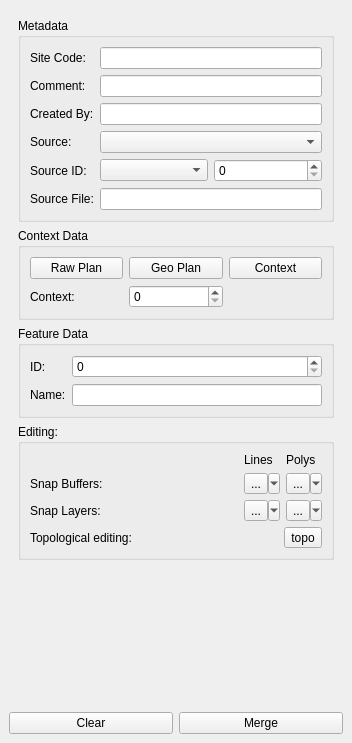
Above: plan/plan_dock_base.ui from lparchaeology/ArkPlan before the change. Below: the same form after it.
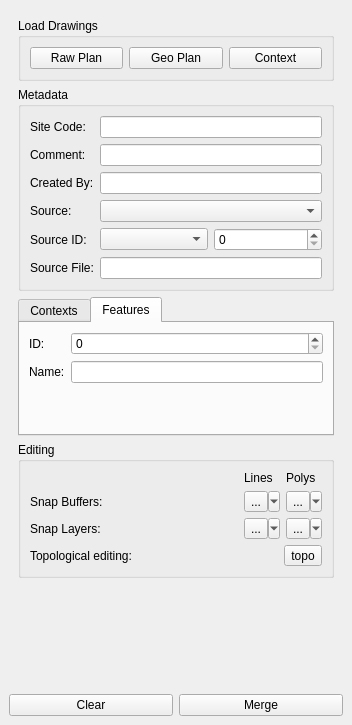
That is the form after the change. The open tabs and pages were chosen to show the change. Custom widgets are drawn as their Qt base class.

Commit message: Improve layout of Plan dock

```diff
--- a/plan/plan_dock_base.ui
+++ b/plan/plan_dock_base.ui
@@ -7,7 +7,7 @@
     <x>0</x>
     <y>0</y>
     <width>352</width>
-    <height>743</height>
+    <height>725</height>
    </rect>
   </property>
   <property name="sizePolicy">
@@ -44,12 +44,42 @@
          <x>0</x>
          <y>0</y>
          <width>328</width>
-         <height>651</height>
+         <height>633</height>
         </rect>
        </property>
        <layout class="QVBoxLayout" name="verticalLayout">
         <item>
-         <widget class="QGroupBox" name="m_metadataGroup">
+         <widget class="QGroupBox" name="groupBox_2">
+          <property name="title">
+           <string>Load Drawings</string>
+          </property>
+          <layout class="QGridLayout" name="gridLayout_2">
+           <item row="0" column="0">
+            <widget class="QPushButton" name="loadRawButton">
+             <property name="text">
+              <string>Raw Plan</string>
+             </property>
+            </widget>
+           </item>
+           <item row="0" column="1">
+            <widget class="QPushButton" name="loadGeoButton">
+             <property name="text">
+              <string>Geo Plan</string>
+             </property>
+            </widget>
+           </item>
+           <item row="0" column="2">
+            <widget class="QPushButton" name="loadContextButton">
+             <property name="text">
+              <string>Context</string>
+             </property>
+            </widget>
+           </item>
+          </layout>
+         </widget>
+        </item>
+        <item>
+         <widget class="QGroupBox" name="metadataGroup">
           <property name="title">
            <string>Metadata</string>
           </property>
@@ -158,104 +188,115 @@
          </widget>
         </item>
         <item>
-         <widget class="QGroupBox" name="m_contextDataGroup">
-          <property name="title">
-           <string>Context Data</string>
+         <widget class="QTabWidget" name="tabWidget">
+          <property name="currentIndex">
+           <number>0</number>
           </property>
-          <layout class="QGridLayout" name="gridLayout_2">
-           <item row="0" column="2">
-            <widget class="QPushButton" name="m_loadContextButton">
-             <property name="text">
-              <string>Context</string>
-             </property>
-            </widget>
-           </item>
-           <item row="0" column="0">
-            <widget class="QPushButton" name="m_loadRawButton">
-             <property name="text">
-              <string>Raw Plan</string>
-             </property>
-            </widget>
-           </item>
-           <item row="2" column="1">
-            <widget class="QSpinBox" name="m_contextNumberSpin">
-             <property name="toolTip">
-              <string>Context Number</string>
-             </property>
-             <property name="maximum">
-              <number>9999</number>
-             </property>
-            </widget>
-           </item>
-           <item row="0" column="1">
-            <widget class="QPushButton" name="m_loadGeoButton">
-             <property name="text">
-              <string>Geo Plan</string>
-             </property>
-            </widget>
-           </item>
-           <item row="2" column="0">
-            <widget class="QLabel" name="m_contextNumberLabel">
-             <property name="text">
-              <string>Context:</string>
-             </property>
-             <property name="buddy">
-              <cstring>m_contextNumberSpin</cstring>
-             </property>
-            </widget>
-           </item>
-           <item row="3" column="0" colspan="3">
-            <layout class="QGridLayout" name="m_contextToolsLayout"/>
-           </item>
-          </layout>
-         </widget>
-        </item>
-        <item>
-         <widget class="QGroupBox" name="m_featureDataGroup">
-          <property name="title">
-           <string>Feature Data</string>
+          <property name="documentMode">
+           <bool>false</bool>
           </property>
-          <layout class="QGridLayout" name="gridLayout_6">
-           <item row="3" column="1">
-            <widget class="QLineEdit" name="m_featureNameEdit"/>
-           </item>
-           <item row="4" column="0" colspan="2">
-            <layout class="QGridLayout" name="m_featureToolsLayout"/>
-           </item>
-           <item row="3" column="0">
-            <widget class="QLabel" name="m_featureNameLabel">
-             <property name="text">
-              <string>Name:</string>
-             </property>
-             <property name="buddy">
-              <cstring>m_featureNameEdit</cstring>
-             </property>
-            </widget>
-           </item>
-           <item row="0" column="0">
-            <widget class="QLabel" name="m_featureIdLabel">
-             <property name="text">
-              <string>ID:</string>
-             </property>
-             <property name="buddy">
-              <cstring>m_featureIdSpin</cstring>
-             </property>
-            </widget>
-           </item>
-           <item row="0" column="1">
-            <widget class="QSpinBox" name="m_featureIdSpin">
-             <property name="maximum">
-              <number>99999</number>
-             </property>
-            </widget>
-           </item>
-          </layout>
+          <widget class="QWidget" name="contextsTab">
+           <attribute name="title">
+            <string>Contexts</string>
+           </attribute>
+           <layout class="QGridLayout" name="gridLayout_4">
+            <item row="1" column="0" colspan="3">
+             <layout class="QGridLayout" name="contextToolsLayout"/>
+            </item>
+            <item row="2" column="1">
+             <spacer name="verticalSpacer_3">
+              <property name="orientation">
+               <enum>Qt::Vertical</enum>
+              </property>
+              <property name="sizeHint" stdset="0">
+               <size>
+                <width>20</width>
+                <height>40</height>
+               </size>
+              </property>
+             </spacer>
+            </item>
+            <item row="0" column="0">
+             <widget class="QLabel" name="contextNumberLabel">
+              <property name="text">
+               <string>Context:</string>
+              </property>
+              <property name="buddy">
+               <cstring>contextNumberSpin</cstring>
+              </property>
+             </widget>
+            </item>
+            <item row="0" column="1" colspan="2">
+             <widget class="QSpinBox" name="contextNumberSpin">
+              <property name="toolTip">
+               <string>Context Number</string>
+              </property>
+              <property name="maximum">
+               <number>9999</number>
+              </property>
+             </widget>
+            </item>
+           </layout>
+          </widget>
+          <widget class="QWidget" name="featuresTab">
+           <attribute name="title">
+            <string>Features</string>
+           </attribute>
+           <layout class="QGridLayout" name="gridLayout_5">
+            <item row="1" column="1">
+             <widget class="QLineEdit" name="featureNameEdit"/>
+            </item>
+            <item row="2" column="0" colspan="2">
+             <layout class="QGridLayout" name="featureToolsLayout"/>
+            </item>
+            <item row="0" column="0">
+             <widget class="QLabel" name="featureIdLabel">
+              <property name="text">
+               <string>ID:</string>
+              </property>
+              <property name="buddy">
+               <cstring>featureIdSpin</cstring>
+              </property>
+             </widget>
+            </item>
+            <item row="1" column="0">
+             <widget class="QLabel" name="featureNameLabel">
+              <property name="text">
+               <string>Name:</string>
+              </property>
+              <property name="buddy">
+               <cstring>featureNameEdit</cstring>
+              </property>
+             </widget>
+            </item>
+            <item row="0" column="1">
+             <widget class="QSpinBox" name="featureIdSpin">
+              <property name="maximum">
+               <number>99999</number>
+              </property>
+             </widget>
+            </item>
+            <item row="3" column="1">
+             <spacer name="verticalSpacer_2">
+              <property name="orientation">
+               <enum>Qt::Vertical</enum>
+              </property>
+              <property name="sizeHint" stdset="0">
+               <size>
+                <width>20</width>
+                <height>40</height>
+               </size>
+              </property>
+             </spacer>
+            </item>
+           </layout>
+          </widget>
          </widget>
         </item>
         <item>
          <widget class="QGroupBox" name="groupBox">
           <property name="title">
-           <string>Editing:</string>
+           <string>Editing</string>
           </property>
           <layout class="QVBoxLayout" name="verticalLayout_3">
            <item>
```
Left out of the diff: 113 changed lines with no effect on the pictures. The commit also changes 2 other files.
